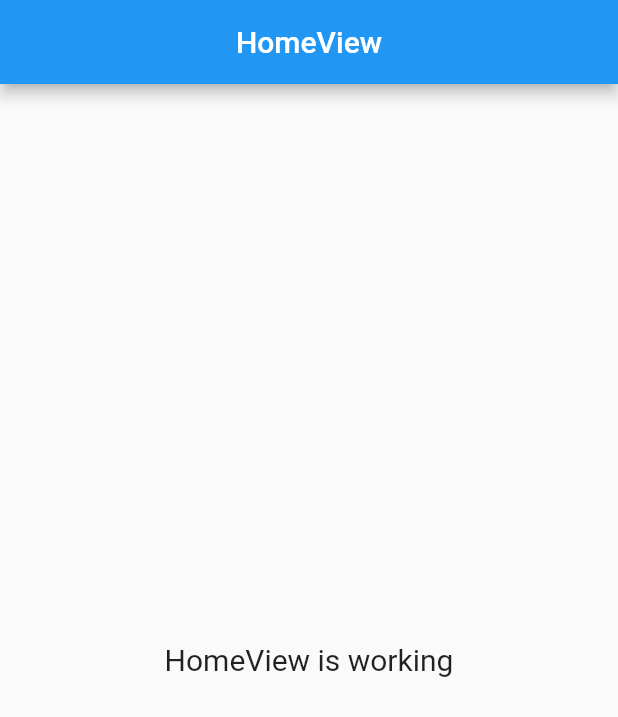
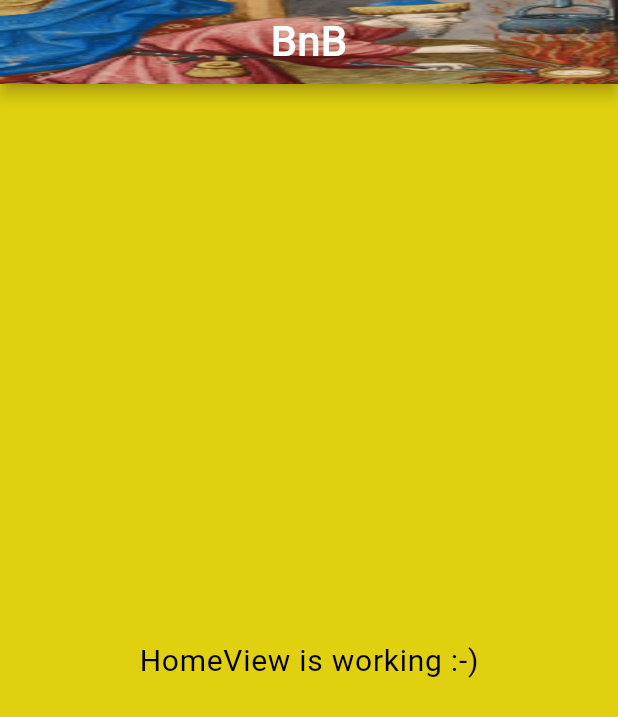
Before and after one commit to sinarest1608/SwamphacksVIII, a Flutter app: the screen it shows after launch, on a phone screen of 412 x 824 dp. Shown: the top 717 px of the screen. Run offline on Flutter 3.47's test engine with Material 2 defaults, Android fonts, the light colour scheme and no system bars; our stand-ins replace get, google_fonts.

Commit message:
Played with and started on editing UI

```diff
--- a/frontend/bnb/lib/app/modules/home/views/home_view.dart
+++ b/frontend/bnb/lib/app/modules/home/views/home_view.dart
@@ -1,19 +1,27 @@
 import 'package:flutter/material.dart';
 import 'package:get/get.dart';
 import 'package:bnb/app/modules/home/controllers/home_controller.dart';
+import 'package:google_fonts/google_fonts.dart';
 
 class HomeView extends GetView<HomeController> {
   @override
   Widget build(BuildContext context) {
     return Scaffold(
+      backgroundColor: Color.fromARGB(239, 222, 205, 0),
       appBar: AppBar(
-        title: Text('HomeView'),
+        title: Text('BnB', style: TextStyle(color: Colors.white, fontSize: 28)),
         centerTitle: true,
+        flexibleSpace: Container(
+          decoration: BoxDecoration(image: DecorationImage(image: AssetImage('assets/joseph_detail.jpg'), fit: BoxFit.fill)),
+        ),
       ),
       body: Center(
         child: Text(
-          'HomeView is working',
-          style: TextStyle(fontSize:20),
+          'HomeView is working :-)',
+          //style: TextStyle(fontSize:20),
+          style: GoogleFonts.medievalSharp(
+            textStyle: TextStyle(color: Colors.black, letterSpacing: .5, fontSize: 20),
+          ),
         ),
       ),
     );
```
Also changed, not shown: frontend/bnb/pubspec.yaml (+4 -3 lines), frontend/bnb/assets/joseph_detail.jpg (added).
